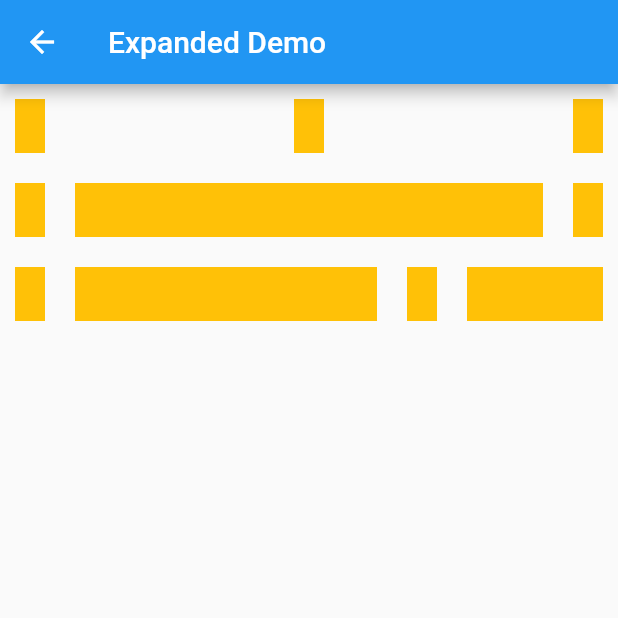
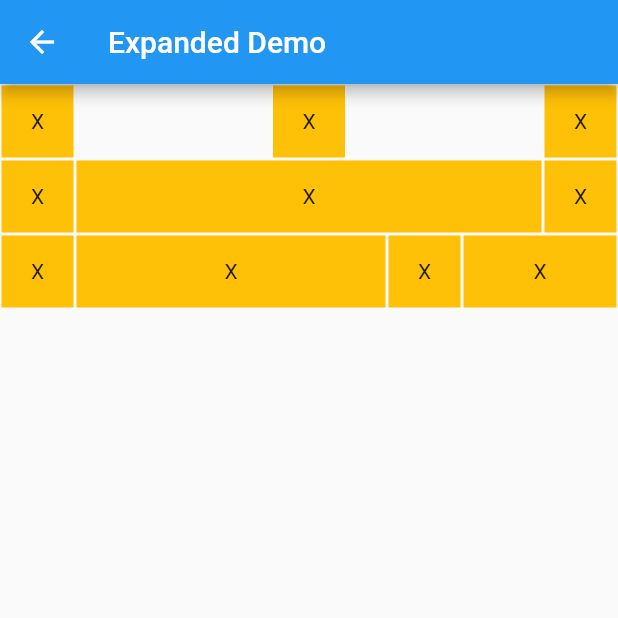
Before and after one commit to lostsquirrel/flutter-demos, a Flutter app: the ExpandedDemo screen opened directly, on a phone screen of 412 x 824 dp, the top half of it. Run offline on Flutter 3.47's test engine with Material 2 defaults, Android fonts, the phone set to English and light mode, and no system bars.

Commit message:
add Wrap demo

```diff
--- /dev/null
+++ b/widget_week/lib/common.dart
@@ -0,0 +1,21 @@
+import 'package:flutter/material.dart';
+
+class DemoBox extends StatelessWidget {
+  const DemoBox({super.key});
+
+  @override
+  Widget build(BuildContext context) {
+    return Container(
+      // padding: const EdgeInsets.all(10),
+      margin: const EdgeInsets.all(1),
+      color: Colors.amber,
+      width: 48,
+      height: 48,
+      child: const Center(child: Text("X")),
+    );
+  }
+}
+
+List<DemoBox> buildDemoBoxes(int n) {
+  return List<int>.filled(n, 0).map<DemoBox>((e) => const DemoBox()).toList();
+}
--- a/widget_week/lib/expanded_demo.dart
+++ b/widget_week/lib/expanded_demo.dart
@@ -1,4 +1,6 @@
 import 'package:flutter/material.dart';
+
+import 'common.dart';
 
 class ExpandedDemo extends StatelessWidget {
   const ExpandedDemo({super.key});
@@ -11,26 +13,26 @@ class ExpandedDemo extends StatelessWidget {
         children: [
           Row(
             mainAxisAlignment: MainAxisAlignment.spaceBetween,
-            children: _buildItems(3),
+            children: buildDemoBoxes(3),
           ),
           Row(
             mainAxisAlignment: MainAxisAlignment.spaceBetween,
             children: const [
-              ExpandedDemoItem(),
-              Expanded(child: ExpandedDemoItem()),
-              ExpandedDemoItem(),
+              DemoBox(),
+              Expanded(child: DemoBox()),
+              DemoBox(),
             ],
           ),
           Row(
             mainAxisAlignment: MainAxisAlignment.spaceBetween,
             children: const [
-              ExpandedDemoItem(),
+              DemoBox(),
               Expanded(
                 flex: 2,
-                child: ExpandedDemoItem(),
+                child: DemoBox(),
               ),
-              ExpandedDemoItem(),
-              Expanded(child: ExpandedDemoItem()),
+              DemoBox(),
+              Expanded(child: DemoBox()),
             ],
           )
         ],
@@ -38,23 +40,3 @@ class ExpandedDemo extends StatelessWidget {
     );
   }
 }
-
-List<ExpandedDemoItem> _buildItems(int n) {
-  return List<int>.filled(n, 0)
-      .map<ExpandedDemoItem>((e) => const ExpandedDemoItem())
-      .toList();
-}
-
-class ExpandedDemoItem extends StatelessWidget {
-  const ExpandedDemoItem({super.key});
-
-  @override
-  Widget build(BuildContext context) {
-    return Container(
-      padding: const EdgeInsets.all(10),
-      margin: const EdgeInsets.all(10),
-      color: Colors.amber,
-      child: const Text(""),
-    );
-  }
-}
--- a/widget_week/lib/main.dart
+++ b/widget_week/lib/main.dart
@@ -2,6 +2,7 @@ import 'package:flutter/material.dart';
 import 'package:widget_week/safe_area.dart';
 
 import 'expanded_demo.dart';
+import 'wrap_demo.dart';
 
 void main() {
   runApp(const MyApp());
@@ -25,6 +26,7 @@ class MyHomePage extends StatelessWidget {
   const MyHomePage({super.key, required this.title});
   final String title;
   static const items = {
+    "Wrap": WrapDemo(),
     "Expanded": ExpandedDemo(),
     "SafeArea": SafeAreaHome(),
   };
```
Also changed, not shown: widget_week/lib/wrap_demo.dart (added, +41 -0 lines).
